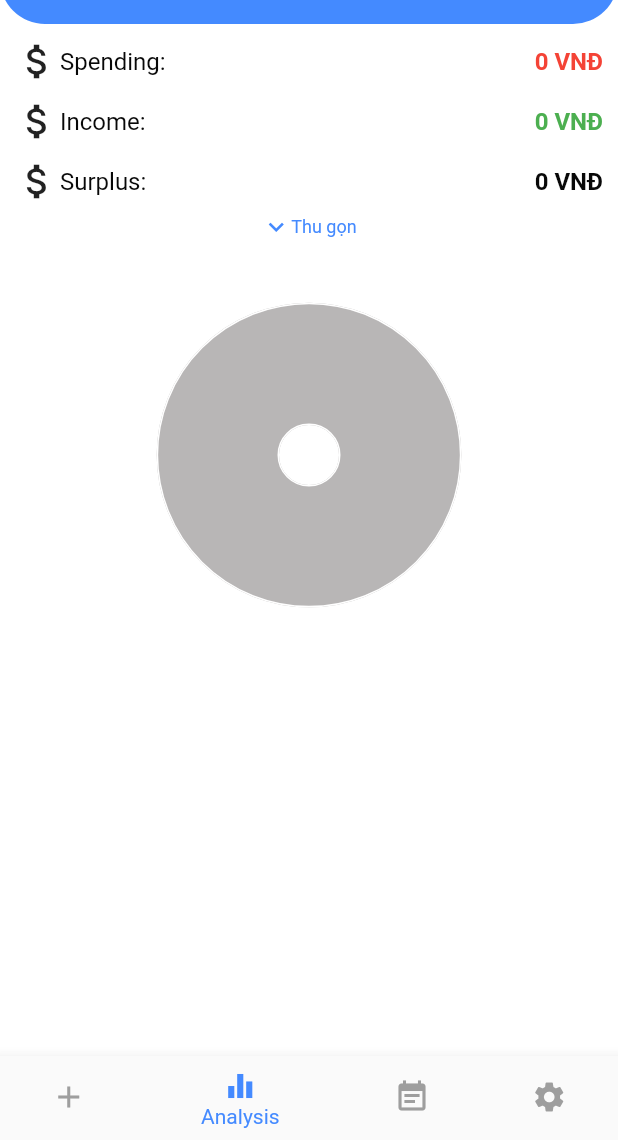
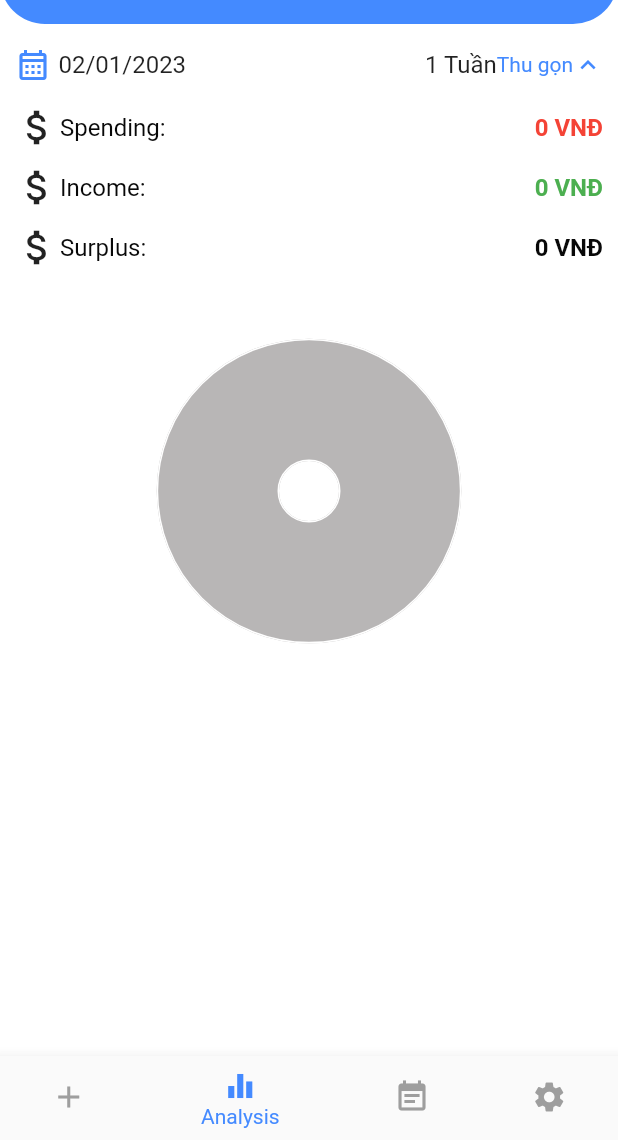
Before and after one commit to tranhieudevvietnam/flutter-money-management, a Flutter app: the screen it shows after launch, item 2 of the bottom bar chosen, on a phone screen of 412 x 824 dp, the part 96-1236 px from its top. Run offline on Flutter 3.47's test engine with Material 2 defaults, Android fonts, the phone set to English and light mode, and no system bars; our stand-ins replace flutter_bloc, flutter_slidable, flutter_spinkit, fluttertoast, hive, table_calendar; missing offline and left inert: flutter_material_pickers; accounts and stored records are empty; generated files the repository leaves out were written again.

```diff
--- a/money_management/lib/pages/analysis/analysis_export.dart
+++ b/money_management/lib/pages/analysis/analysis_export.dart
@@ -9,6 +9,7 @@ import 'package:money_management/domain/moneys/entities/money_model.dart';
 import 'package:money_management/domain/moneys/entities/money_type.dart';
 import 'package:money_management/pages/analysis/bloc/analysis_bloc.dart';
 import 'package:money_management/pages/analysis/charts/line_chart/chart_line.dart';
+import 'package:money_management/utils/datetime_utils.dart';
 import 'package:money_management/utils/format_utils.dart';
 import 'package:money_management/utils/navigator_utils.dart';
 import 'package:money_management/widgets/appbar/base_appbar.dart';
--- a/money_management/lib/pages/analysis/views/hearder_view.dart
+++ b/money_management/lib/pages/analysis/views/hearder_view.dart
@@ -53,7 +53,7 @@ class AnimatedItem extends AnimatedWidget {
 
 class AnimationMore extends AnimatedWidget {
   AnimationMore({super.key, required super.listenable});
-  final _transformTween = Tween<double>(begin: 180, end: 0);
+  final _transformTween = Tween<double>(begin: 0, end: 180);
 
   @override
   Widget build(BuildContext context) {
@@ -61,7 +61,18 @@ class AnimationMore extends AnimatedWidget {
 
     return Row(
       mainAxisAlignment: MainAxisAlignment.center,
+      mainAxisSize: MainAxisSize.max,
       children: [
+        Text(
+          textAlign: TextAlign.start,
+          _transformTween.evaluate(animation) == 180
+              ? "Thu gọn"
+              : "Xem thống kê",
+          style: const TextStyle(
+            fontSize: 14,
+            color: ColorConst.primary,
+          ),
+        ),
         Transform.rotate(
             angle: _transformTween.evaluate(animation) * math.pi / 180,
             child: const Icon(
@@ -69,13 +80,6 @@ class AnimationMore extends AnimatedWidget {
               color: ColorConst.primary,
               size: 20,
             )),
-        Text(
-          _transformTween.evaluate(animation) == 180 ? "Xem thêm" : "Thu gọn",
-          style: const TextStyle(
-            fontSize: 12,
-            color: ColorConst.primary,
-          ),
-        )
       ],
     );
   }
@@ -93,11 +97,7 @@ class HeaderView extends StatefulWidget {
 class _HeaderViewState extends State<HeaderView>
     with SingleTickerProviderStateMixin {
   late Animation<double> animation1;
-  late Animation<double> animation2;
-  late Animation<double> animation3;
   late AnimationController controller1;
-  // late AnimationController controller2;
-  // late AnimationController controller3;
 
   AnimationStatus? status;
 
@@ -123,6 +123,53 @@ class _HeaderViewState extends State<HeaderView>
         mainAxisSize: MainAxisSize.min,
         crossAxisAlignment: CrossAxisAlignment.center,
         children: [
+          Row(
+            children: [
+              Expanded(
+                child: GestureDetector(
+                  onTap: () async {
+                    final result =
+                        await DateTimeUtils.instant.datePicker(context);
+                    debugPrint("data time picker result -> $result");
+                  },
+                  child: Padding(
+                    padding: const EdgeInsets.symmetric(vertical: 10),
+                    child: Row(
+                      children: [
+                        const Icon(Icons.calendar_month_outlined,
+                            color: ColorConst.primary),
+                        const SizedBox(
+                          width: 5,
+                        ),
+                        Text(
+                            FormatUtils.instant.dateTimeConvertString(
+                                date: DateTime.now(), type: "dd/MM/yyyy"),
+                            style: const TextStyle(fontSize: 16)),
+                      ],
+                    ),
+                  ),
+                ),
+              ),
+              Container(
+                decoration: BoxDecoration(borderRadius: BorderRadius.circular(10)),
+                child: Center(
+                    child: Text(
+                  "1 Tuần",
+                  style: TextStyle(fontSize: 16),
+                )),
+              ),
+              GestureDetector(
+                onTap: () {
+                  if (status == AnimationStatus.completed) {
+                    controller1.reverse();
+                  } else if (status == AnimationStatus.dismissed) {
+                    controller1.forward();
+                  }
+                },
+                child: AnimationMore(listenable: animation1),
+              )
+            ],
+          ),
           AnimatedItem(
             animation: animation1,
             money: widget.sumPay,
@@ -141,16 +188,6 @@ class _HeaderViewState extends State<HeaderView>
             title: "Surplus: ",
             color: ColorConst.text,
           ),
-          GestureDetector(
-            onTap: () {
-              if (status == AnimationStatus.completed) {
-                controller1.reverse();
-              } else if (status == AnimationStatus.dismissed) {
-                controller1.forward();
-              }
-            },
-            child: AnimationMore(listenable: animation1),
-          )
         ],
       ),
     );
```
Also changed, not shown: money_management/lib/utils/datetime_utils.dart (added, +24 -0 lines), money_management/lib/widgets/dropbox_widget.dart (added, +112 -0 lines).
